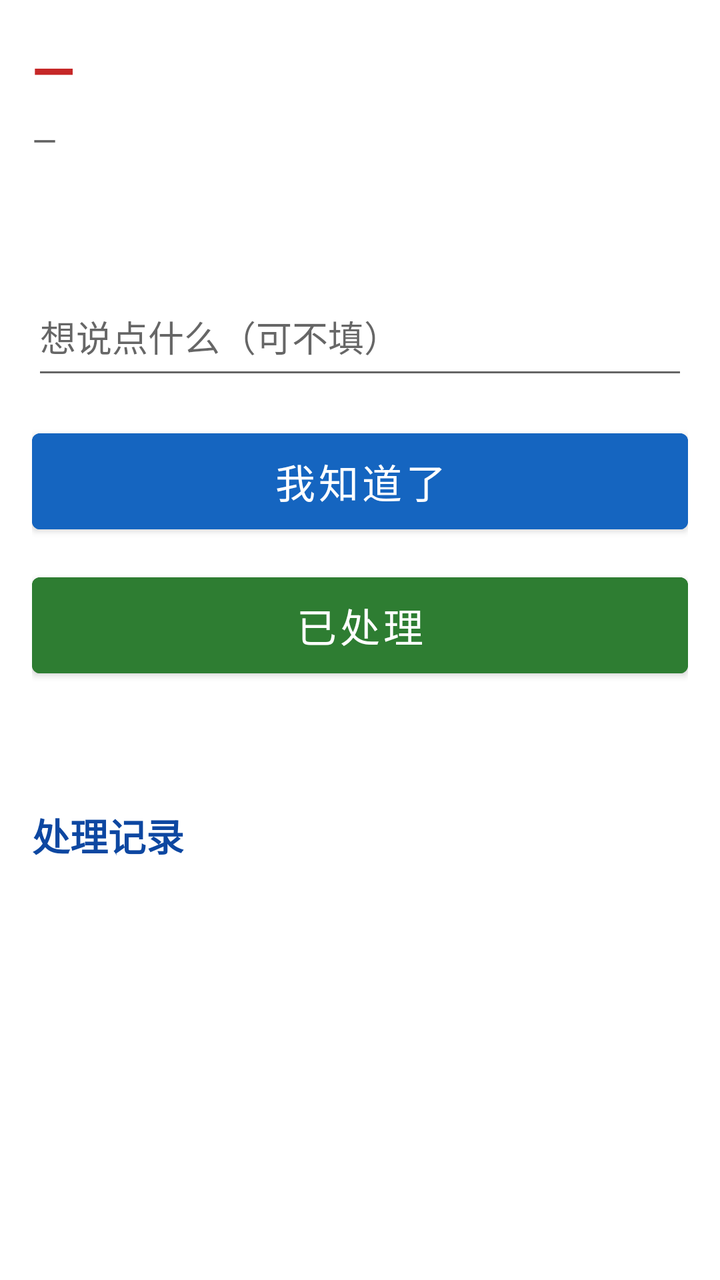
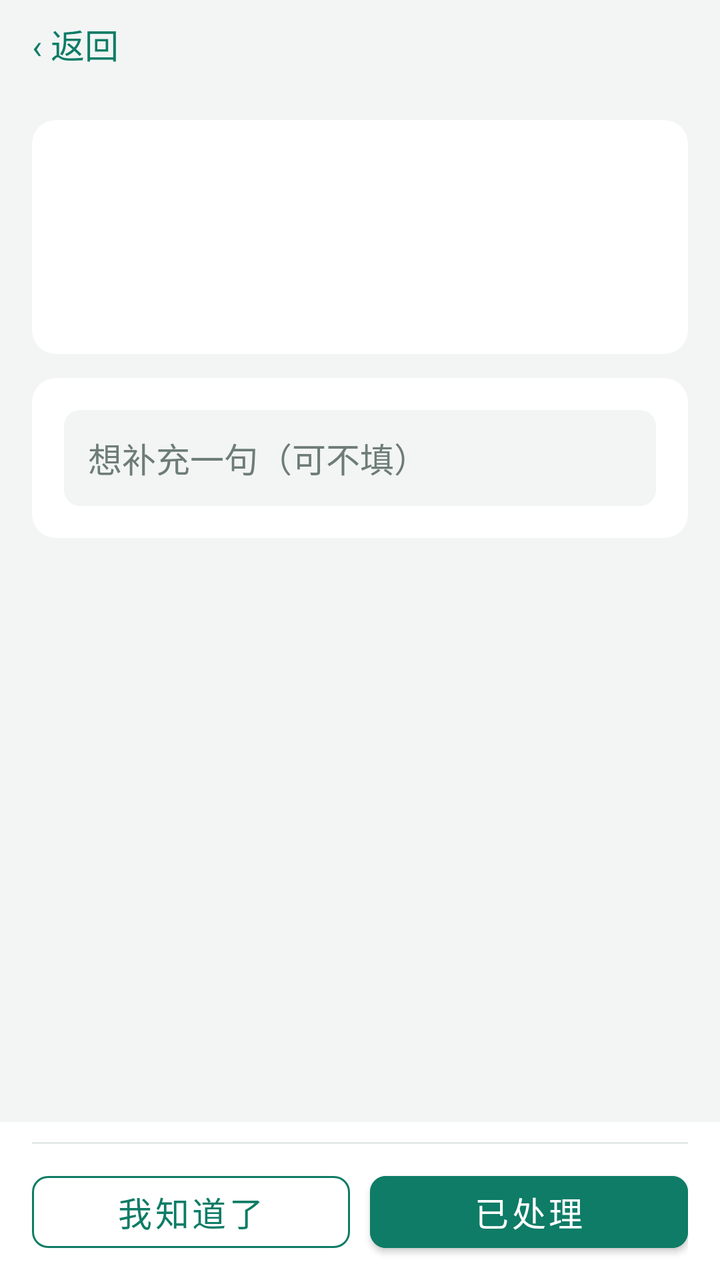

Before-and-after screenshots of an Android layout around one commit, followed by the original layout XML and the change that was made.
<!-- AndroidManifest.xml: application theme Theme.ElderCare.Provision -->
<!-- res/layout/activity_reminder_detail.xml -->
<?xml version="1.0" encoding="utf-8"?>
<LinearLayout xmlns:android="http://schemas.android.com/apk/res/android"
    android:layout_width="match_parent"
    android:layout_height="match_parent"
    android:orientation="vertical">

    <TextView
        android:id="@+id/tvOfflineBanner"
        android:layout_width="match_parent"
        android:layout_height="wrap_content"
        android:background="@drawable/bg_banner"
        android:padding="10dp"
        android:text="@string/offline_banner"
        android:textColor="@color/warn"
        android:textSize="15sp"
        android:visibility="gone" />

    <ScrollView
        android:layout_width="match_parent"
        android:layout_height="0dp"
        android:layout_weight="1"
        android:fillViewport="true">

        <LinearLayout
            android:layout_width="match_parent"
            android:layout_height="wrap_content"
            android:orientation="vertical"
            android:padding="16dp">

            <TextView
                android:id="@+id/tvTitle"
                android:layout_width="match_parent"
                android:layout_height="wrap_content"
                android:text="@string/value_unknown"
                android:textColor="@color/danger"
                android:textSize="28sp"
                android:textStyle="bold" />

            <TextView
                android:id="@+id/tvTime"
                android:layout_width="match_parent"
                android:layout_height="wrap_content"
                android:layout_marginTop="6dp"
                android:text="@string/value_unknown"
                android:textColor="@color/muted"
                android:textSize="16sp" />

            <TextView
                android:id="@+id/tvSentence"
                android:layout_width="match_parent"
                android:layout_height="wrap_content"
                android:layout_marginTop="14dp"
                android:layout_marginBottom="6dp"
                android:textColor="@color/black"
                android:textSize="19sp" />

            <EditText
                android:id="@+id/etNote"
                android:layout_width="match_parent"
                android:layout_height="wrap_content"
                android:layout_marginTop="12dp"
                android:hint="@string/hint_note"
                android:importantForAutofill="no"
                android:inputType="text"
                android:maxLength="200"
                android:minHeight="56dp"
                android:textSize="18sp" />

            <Button
                android:id="@+id/btnAck"
                android:layout_width="match_parent"
                android:layout_height="60dp"
                android:layout_marginTop="16dp"
                android:backgroundTint="@color/brand"
                android:text="@string/action_ack"
                android:textSize="20sp" />

            <Button
                android:id="@+id/btnDone"
                android:layout_width="match_parent"
                android:layout_height="60dp"
                android:layout_marginTop="12dp"
                android:backgroundTint="@color/ok"
                android:text="@string/action_done"
                android:textSize="20sp" />

            <TextView
                android:id="@+id/tvResult"
                android:layout_width="match_parent"
                android:layout_height="wrap_content"
                android:layout_marginTop="14dp"
                android:gravity="center"
                android:textColor="@color/ok"
                android:textSize="17sp" />

            <TextView
                android:layout_width="match_parent"
                android:layout_height="wrap_content"
                android:layout_marginTop="24dp"
                android:text="@string/title_history"
                android:textColor="@color/brand_dark"
                android:textSize="19sp"
                android:textStyle="bold" />

            <LinearLayout
                android:id="@+id/listHistory"
                android:layout_width="match_parent"
                android:layout_height="wrap_content"
                android:layout_marginTop="8dp"
                android:orientation="vertical" />
        </LinearLayout>
    </ScrollView>
</LinearLayout>
<!-- resources referenced by this layout -->
<resources>
  <color name="black">#FF000000</color>
  <color name="brand">#1565C0</color>
  <color name="brand_dark">#0D47A1</color>
  <color name="danger">#C62828</color>
  <color name="muted">#616161</color>
  <color name="ok">#2E7D32</color>
  <color name="warn">#EF6C00</color>
  <!-- drawable bg_banner (drawable) -->
  <?xml version="1.0" encoding="utf-8"?>
  <shape xmlns:android="http://schemas.android.com/apk/res/android" android:shape="rectangle">
      <solid android:color="@color/warn_bg" />
  </shape>
  <string name="action_ack">我知道了</string>
  <string name="action_done">已处理</string>
  <string name="hint_note">想说点什么（可不填）</string>
  <string name="offline_banner">网络不太好，正在重试</string>
  <string name="title_history">处理记录</string>
  <string name="value_unknown">—</string>
  <style name="Theme.ElderCare.Provision" parent="Theme.MaterialComponents.DayNight.NoActionBar">
          <item name="colorPrimary">@color/brand</item>
          <item name="colorPrimaryDark">@color/brand_dark</item>
          <item name="colorAccent">@color/brand</item>
          <item name="android:textSize">16sp</item>
          <item name="android:windowBackground">@color/white</item>
      </style>
  <color name="warn_bg">#FFF3E0</color>
  <color name="white">#FFFFFFFF</color>
</resources>

<!-- the commit's change to res/layout/activity_reminder_detail.xml (unified diff, before → after) -->
@@ -1,19 +1,35 @@
 <?xml version="1.0" encoding="utf-8"?>
 <LinearLayout xmlns:android="http://schemas.android.com/apk/res/android"
+    xmlns:app="http://schemas.android.com/apk/res-auto"
     android:layout_width="match_parent"
     android:layout_height="match_parent"
+    android:background="@color/page_bg"
     android:orientation="vertical">
 
     <TextView
         android:id="@+id/tvOfflineBanner"
         android:layout_width="match_parent"
         android:layout_height="wrap_content"
-        android:background="@drawable/bg_banner"
-        android:padding="10dp"
-        android:text="@string/offline_banner"
-        android:textColor="@color/warn"
-        android:textSize="15sp"
+        android:background="@color/level1_deep"
+        android:paddingStart="@dimen/page_padding"
+        android:paddingTop="8dp"
+        android:paddingEnd="@dimen/page_padding"
+        android:paddingBottom="8dp"
+        android:textColor="@color/on_accent"
+        android:textSize="@dimen/font_caption"
         android:visibility="gone" />
+
+    <TextView
+        android:id="@+id/tvBack"
+        android:layout_width="match_parent"
+        android:layout_height="@dimen/touch_min"
+        android:background="?attr/selectableItemBackground"
+        android:gravity="center_vertical"
+        android:paddingStart="@dimen/page_padding"
+        android:paddingEnd="@dimen/page_padding"
+        android:text="@string/back_label"
+        android:textColor="@color/color_primary"
+        android:textSize="@dimen/font_body" />
 
     <ScrollView
         android:layout_width="match_parent"
@@ -25,89 +41,280 @@
             android:layout_width="match_parent"
             android:layout_height="wrap_content"
             android:orientation="vertical"
-            android:padding="16dp">
-
-            <TextView
-                android:id="@+id/tvTitle"
-                android:layout_width="match_parent"
-                android:layout_height="wrap_content"
-                android:text="@string/value_unknown"
-                android:textColor="@color/danger"
-                android:textSize="28sp"
-                android:textStyle="bold" />
-
-            <TextView
-                android:id="@+id/tvTime"
-                android:layout_width="match_parent"
-                android:layout_height="wrap_content"
-                android:layout_marginTop="6dp"
-                android:text="@string/value_unknown"
-                android:textColor="@color/muted"
-                android:textSize="16sp" />
-
-            <TextView
-                android:id="@+id/tvSentence"
-                android:layout_width="match_parent"
-                android:layout_height="wrap_content"
-                android:layout_marginTop="14dp"
-                android:layout_marginBottom="6dp"
-                android:textColor="@color/black"
-                android:textSize="19sp" />
-
-            <EditText
-                android:id="@+id/etNote"
-                android:layout_width="match_parent"
-                android:layout_height="wrap_content"
-                android:layout_marginTop="12dp"
-                android:hint="@string/hint_note"
-                android:importantForAutofill="no"
-                android:inputType="text"
-                android:maxLength="200"
-                android:minHeight="56dp"
-                android:textSize="18sp" />
-
-            <Button
-                android:id="@+id/btnAck"
-                android:layout_width="match_parent"
-                android:layout_height="60dp"
-                android:layout_marginTop="16dp"
-                android:backgroundTint="@color/brand"
-                android:text="@string/action_ack"
-                android:textSize="20sp" />
-
-            <Button
-                android:id="@+id/btnDone"
-                android:layout_width="match_parent"
-                android:layout_height="60dp"
-                android:layout_marginTop="12dp"
-                android:backgroundTint="@color/ok"
-                android:text="@string/action_done"
-                android:textSize="20sp" />
-
-            <TextView
-                android:id="@+id/tvResult"
-                android:layout_width="match_parent"
-                android:layout_height="wrap_content"
-                android:layout_marginTop="14dp"
-                android:gravity="center"
-                android:textColor="@color/ok"
-                android:textSize="17sp" />
-
-            <TextView
-                android:layout_width="match_parent"
-                android:layout_height="wrap_content"
-                android:layout_marginTop="24dp"
-                android:text="@string/title_history"
-                android:textColor="@color/brand_dark"
-                android:textSize="19sp"
-                android:textStyle="bold" />
-
-            <LinearLayout
-                android:id="@+id/listHistory"
-                android:layout_width="match_parent"
-                android:layout_height="wrap_content"
-                android:layout_marginTop="8dp"
-                android:orientation="vertical" />
+            android:padding="@dimen/page_padding">
+
+            
+            <LinearLayout
+                android:layout_width="match_parent"
+                android:layout_height="wrap_content"
+                android:background="@drawable/bg_card"
+                android:orientation="vertical"
+                android:padding="@dimen/card_padding">
+
+                <LinearLayout
+                    android:layout_width="match_parent"
+                    android:layout_height="wrap_content"
+                    android:orientation="horizontal">
+
+                    <TextView
+                        android:id="@+id/tvTitle"
+                        android:layout_width="0dp"
+                        android:layout_height="wrap_content"
+                        android:layout_weight="1"
+                        android:textColor="@color/text_primary"
+                        android:textSize="@dimen/font_title"
+                        android:textStyle="bold" />
+
+                    <TextView
+                        android:id="@+id/tvStatus"
+                        android:layout_width="wrap_content"
+                        android:layout_height="wrap_content"
+                        android:layout_marginStart="8dp"
+                        android:textSize="@dimen/font_caption" />
+                </LinearLayout>
+
+                <TextView
+                    android:id="@+id/tvTime"
+                    android:layout_width="match_parent"
+                    android:layout_height="wrap_content"
+                    android:layout_marginTop="6dp"
+                    android:textColor="@color/text_secondary"
+                    android:textSize="@dimen/font_caption" />
+
+                <TextView
+                    android:id="@+id/tvSentence"
+                    android:layout_width="match_parent"
+                    android:layout_height="wrap_content"
+                    android:layout_marginTop="8dp"
+                    android:textColor="@color/text_primary"
+                    android:textSize="@dimen/font_body" />
+            </LinearLayout>
+
+            
+            <LinearLayout
+                android:id="@+id/cardNote"
+                android:layout_width="match_parent"
+                android:layout_height="wrap_content"
+                android:layout_marginTop="@dimen/card_gap"
+                android:background="@drawable/bg_card"
+                android:orientation="vertical"
+                android:padding="@dimen/card_padding">
+
+                <EditText
+                    android:id="@+id/etNote"
+                    android:layout_width="match_parent"
+                    android:layout_height="@dimen/input_height"
+                    android:background="@drawable/bg_input"
+                    android:hint="@string/alert_note_hint"
+                    android:importantForAutofill="no"
+                    android:inputType="text"
+                    android:maxLength="200"
+                    android:maxLines="1"
+                    android:paddingStart="12dp"
+                    android:paddingTop="0dp"
+                    android:paddingEnd="12dp"
+                    android:paddingBottom="0dp"
+                    android:textColor="@color/text_primary"
+                    android:textColorHint="@color/text_hint"
+                    android:textSize="@dimen/font_body" />
+            </LinearLayout>
+
+            
+            <LinearLayout
+                android:id="@+id/cardHistory"
+                android:layout_width="match_parent"
+                android:layout_height="wrap_content"
+                android:layout_marginTop="@dimen/card_gap"
+                android:background="@drawable/bg_card"
+                android:orientation="vertical"
+                android:padding="@dimen/card_padding"
+                android:visibility="gone">
+
+                <TextView
+                    android:layout_width="match_parent"
+                    android:layout_height="wrap_content"
+                    android:text="@string/alert_history_title"
+                    android:textColor="@color/text_hint"
+                    android:textSize="@dimen/font_label" />
+
+                <LinearLayout
+                    android:id="@+id/listHistory"
+                    android:layout_width="match_parent"
+                    android:layout_height="wrap_content"
+                    android:orientation="vertical" />
+            </LinearLayout>
         </LinearLayout>
     </ScrollView>
+
+    
+    <LinearLayout
+        android:layout_width="match_parent"
+        android:layout_height="wrap_content"
+        android:background="@color/surface"
+        android:orientation="vertical"
+        android:paddingStart="@dimen/page_padding"
+        android:paddingTop="10dp"
+        android:paddingEnd="@dimen/page_padding"
+        android:paddingBottom="10dp">
+
+        <View
+            android:layout_width="match_parent"
+            android:layout_height="1dp"
+            android:layout_marginBottom="10dp"
+            android:background="@color/divider" />
+
+        <TextView
+            android:id="@+id/tvResult"
+            android:layout_width="match_parent"
+            android:layout_height="wrap_content"
+            android:gravity="center"
+            android:textColor="@color/level2_text"
+            android:textSize="@dimen/font_caption"
+            android:visibility="gone" />
+
+        
+        <LinearLayout
+            android:id="@+id/containerReason"
+            android:layout_width="match_parent"
+            android:layout_height="wrap_content"
+            android:orientation="vertical"
+            android:visibility="gone">
+
+            <TextView
+                android:layout_width="match_parent"
+                android:layout_height="wrap_content"
+                android:layout_marginBottom="8dp"
+                android:text="@string/alert_reason_pick"
+                android:textColor="@color/text_primary"
+                android:textSize="@dimen/font_body" />
+
+            <LinearLayout
+                android:layout_width="match_parent"
+                android:layout_height="wrap_content"
+                android:orientation="horizontal">
+
+                <com.google.android.material.button.MaterialButton
+                    android:id="@+id/btnReasonContact"
+                    style="@style/Widget.MaterialComponents.Button.OutlinedButton"
+                    android:layout_width="0dp"
+                    android:layout_height="@dimen/btn_height"
+                    android:layout_weight="1"
+                    android:text="@string/alert_reason_contact"
+                    android:textAllCaps="false"
+                    android:textColor="@color/color_primary"
+                    android:textSize="@dimen/font_body"
+                    app:cornerRadius="@dimen/btn_radius"
+                    app:strokeColor="@color/color_primary"
+                    app:strokeWidth="1dp" />
+
+                <Space
+                    android:layout_width="10dp"
+                    android:layout_height="1dp" />
+
+                <com.google.android.material.button.MaterialButton
+                    android:id="@+id/btnReasonVisit"
+                    style="@style/Widget.MaterialComponents.Button.OutlinedButton"
+                    android:layout_width="0dp"
+                    android:layout_height="@dimen/btn_height"
+                    android:layout_weight="1"
+                    android:text="@string/alert_reason_visit"
+                    android:textAllCaps="false"
+                    android:textColor="@color/color_primary"
+                    android:textSize="@dimen/font_body"
+                    app:cornerRadius="@dimen/btn_radius"
+                    app:strokeColor="@color/color_primary"
+                    app:strokeWidth="1dp" />
+            </LinearLayout>
+
+            <LinearLayout
+                android:layout_width="match_parent"
+                android:layout_height="wrap_content"
+                android:layout_marginTop="10dp"
+                android:orientation="horizontal">
+
+                <com.google.android.material.button.MaterialButton
+                    android:id="@+id/btnReasonFalse"
+                    style="@style/Widget.MaterialComponents.Button.OutlinedButton"
+                    android:layout_width="0dp"
+                    android:layout_height="@dimen/btn_height"
+                    android:layout_weight="1"
+                    android:text="@string/alert_reason_false"
+                    android:textAllCaps="false"
+                    android:textColor="@color/color_primary"
+                    android:textSize="@dimen/font_body"
+                    app:cornerRadius="@dimen/btn_radius"
+                    app:strokeColor="@color/color_primary"
+                    app:strokeWidth="1dp" />
+
+                <Space
+                    android:layout_width="10dp"
+                    android:layout_height="1dp" />
+
+                <com.google.android.material.button.MaterialButton
+                    android:id="@+id/btnReasonOther"
+                    style="@style/Widget.MaterialComponents.Button.OutlinedButton"
+                    android:layout_width="0dp"
+                    android:layout_height="@dimen/btn_height"
+                    android:layout_weight="1"
+                    android:text="@string/alert_reason_other"
+                    android:textAllCaps="false"
+                    android:textColor="@color/color_primary"
+                    android:textSize="@dimen/font_body"
+                    app:cornerRadius="@dimen/btn_radius"
+                    app:strokeColor="@color/color_primary"
+                    app:strokeWidth="1dp" />
+            </LinearLayout>
+
+            <com.google.android.material.button.MaterialButton
+                android:id="@+id/btnCancelReason"
+                style="@style/Widget.MaterialComponents.Button.OutlinedButton"
+                android:layout_width="match_parent"
+                android:layout_height="@dimen/btn_height"
+                android:layout_marginTop="10dp"
+                android:text="@string/action_cancel"
+                android:textAllCaps="false"
+                android:textColor="@color/text_secondary"
+                android:textSize="@dimen/font_body"
+                app:cornerRadius="@dimen/btn_radius"
+                app:strokeColor="@color/divider"
+                app:strokeWidth="1dp" />
+        </LinearLayout>
+
+        <LinearLayout
+            android:id="@+id/rowButtons"
+            android:layout_width="match_parent"
+            android:layout_height="wrap_content"
+            android:orientation="horizontal">
+
+            <com.google.android.material.button.MaterialButton
+                android:id="@+id/btnAck"
+                style="@style/Widget.MaterialComponents.Button.OutlinedButton"
+                android:layout_width="0dp"
+                android:layout_height="@dimen/btn_height"
+                android:layout_weight="1"
+                android:text="@string/alert_btn_know"
+                android:textAllCaps="false"
+                android:textColor="@color/color_primary"
+                android:textSize="@dimen/font_body"
+                app:cornerRadius="@dimen/btn_radius"
+                app:strokeColor="@color/color_primary"
+                app:strokeWidth="1dp" />
+
+            <Space
+                android:layout_width="10dp"
+                android:layout_height="1dp" />
+
+            <com.google.android.material.button.MaterialButton
+                android:id="@+id/btnDone"
+                android:layout_width="0dp"
+                android:layout_height="@dimen/btn_height"
+                android:layout_weight="1"
+                android:backgroundTint="@color/color_primary_fill"
+                android:text="@string/alert_handled"
+                android:textAllCaps="false"
+                android:textColor="@color/on_accent"
+                android:textSize="@dimen/font_body"
+                app:cornerRadius="@dimen/btn_radius" />
+        </LinearLayout>
+    </LinearLayout>
 </LinearLayout>
<!-- resource entries referenced after the edit -->
@@ -1,31 +1,60 @@
 <!-- resources referenced by this layout -->
 <resources>
-  <color name="black">#FF000000</color>
-  <color name="brand">#1565C0</color>
-  <color name="brand_dark">#0D47A1</color>
-  <color name="danger">#C62828</color>
-  <color name="muted">#616161</color>
-  <color name="ok">#2E7D32</color>
-  <color name="warn">#EF6C00</color>
-  <!-- drawable bg_banner (drawable) -->
+  <color name="color_primary">#0E7C66</color>
+  <color name="color_primary_fill">#0E7C66</color>
+  <color name="divider">#E3E9E7</color>
+  <color name="level1_deep">#8A5A00</color>
+  <color name="level2_text">#B02A2A</color>
+  <color name="on_accent">#FFFFFF</color>
+  <color name="page_bg">#F2F5F4</color>
+  <color name="surface">#FFFFFF</color>
+  <color name="text_hint">#6E7C77</color>
+  <color name="text_primary">#1B2A26</color>
+  <color name="text_secondary">#5C6B66</color>
+  <dimen name="btn_height">48dp</dimen>
+  <dimen name="btn_radius">8dp</dimen>
+  <dimen name="card_gap">12dp</dimen>
+  <dimen name="card_padding">16dp</dimen>
+  <dimen name="font_body">17sp</dimen>
+  <dimen name="font_caption">14sp</dimen>
+  <dimen name="font_label">13sp</dimen>
+  <dimen name="font_title">22sp</dimen>
+  <dimen name="input_height">48dp</dimen>
+  <dimen name="page_padding">16dp</dimen>
+  <dimen name="touch_min">44dp</dimen>
+  <!-- drawable bg_card (drawable) -->
   <?xml version="1.0" encoding="utf-8"?>
   <shape xmlns:android="http://schemas.android.com/apk/res/android" android:shape="rectangle">
-      <solid android:color="@color/warn_bg" />
+      <solid android:color="@color/color_surface" />
+      <corners android:radius="@dimen/card_radius" />
   </shape>
-  <string name="action_ack">我知道了</string>
-  <string name="action_done">已处理</string>
-  <string name="hint_note">想说点什么（可不填）</string>
-  <string name="offline_banner">网络不太好，正在重试</string>
-  <string name="title_history">处理记录</string>
-  <string name="value_unknown">—</string>
+  <!-- drawable bg_input (drawable) -->
+  <?xml version="1.0" encoding="utf-8"?>
+  <shape xmlns:android="http://schemas.android.com/apk/res/android" android:shape="rectangle">
+      <solid android:color="@color/page_bg" />
+      <corners android:radius="@dimen/btn_radius" />
+  </shape>
+  <string name="action_cancel">取消</string>
+  <string name="alert_btn_know">我知道了</string>
+  <string name="alert_handled">已处理</string>
+  <string name="alert_history_title">处理记录</string>
+  <string name="alert_note_hint">想补充一句（可不填）</string>
+  <string name="alert_reason_contact">电话联系过</string>
+  <string name="alert_reason_false">是误报</string>
+  <string name="alert_reason_other">其它情况</string>
+  <string name="alert_reason_pick">这件事是怎么处理的？</string>
+  <string name="alert_reason_visit">上门看过</string>
+  <string name="back_label">‹ 返回</string>
+  <color name="brand">#0E7C66</color>
+  <color name="brand_dark">#1B2A26</color>
   <style name="Theme.ElderCare.Provision" parent="Theme.MaterialComponents.DayNight.NoActionBar">
-          <item name="colorPrimary">@color/brand</item>
+          <item name="colorPrimary">@color/color_primary</item>
           <item name="colorPrimaryDark">@color/brand_dark</item>
           <item name="colorAccent">@color/brand</item>
           <item name="android:textSize">16sp</item>
-          <item name="android:windowBackground">@color/white</item>
+          <item name="android:windowBackground">@color/page_bg</item>
       </style>
-  <color name="warn_bg">#FFF3E0</color>
-  <color name="white">#FFFFFFFF</color>
+  <color name="color_surface">#FFFFFF</color>
+  <dimen name="card_radius">12dp</dimen>
 </resources>
 
